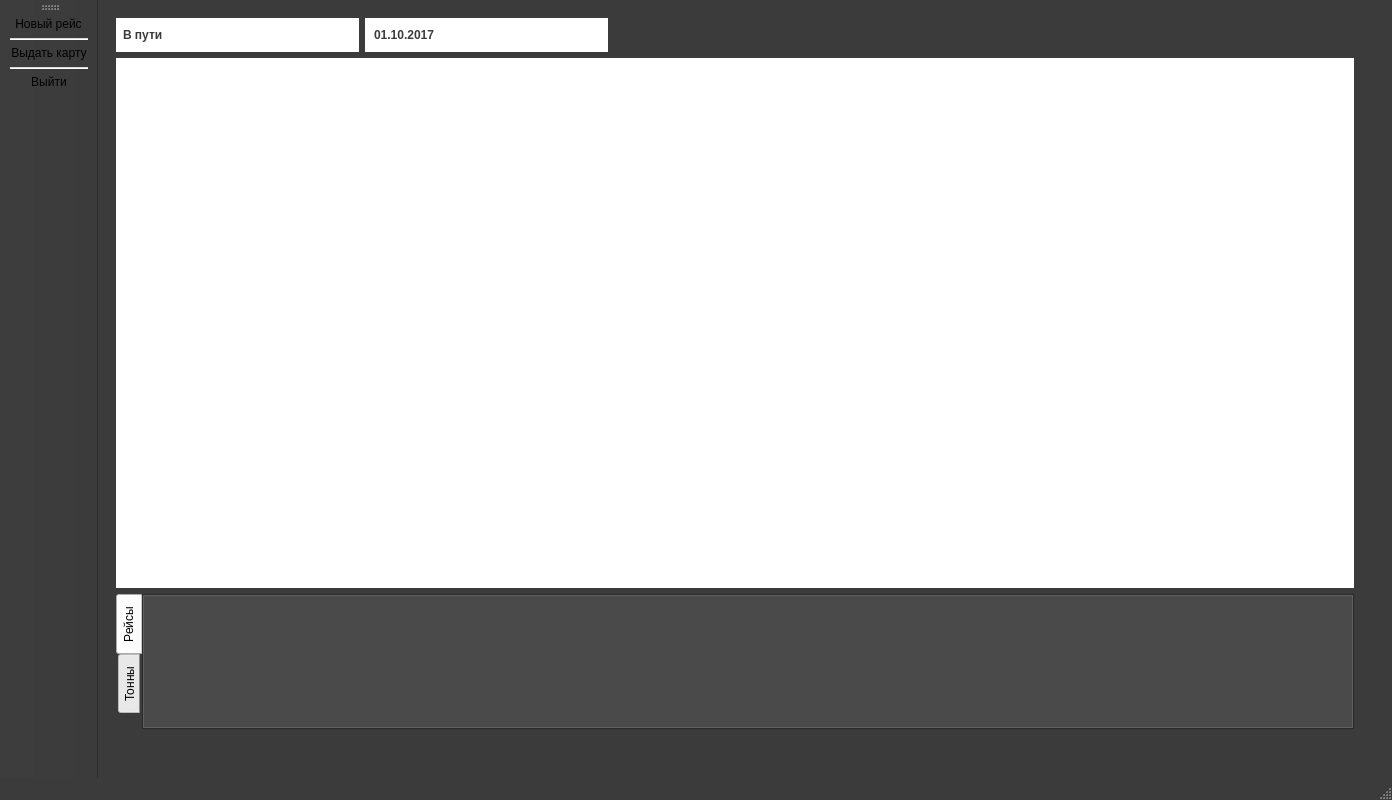
First picture: the form in uis/operator_gui.ui, repository krsnvss/beetstock, before the edit.
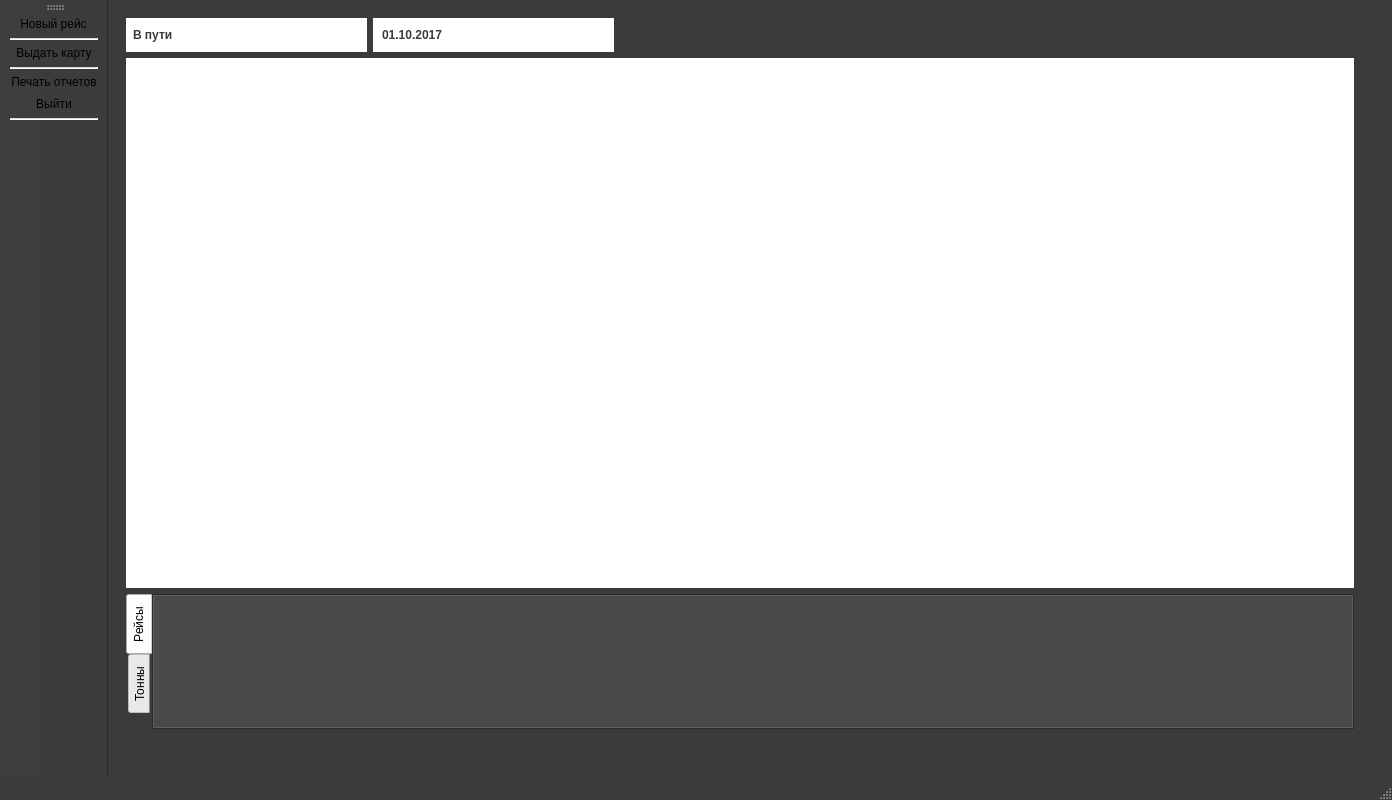
Second picture: the form after the edit. Icons and pictures are not drawn.

The edit to the form file:
```diff
--- a/uis/operator_gui.ui
+++ b/uis/operator_gui.ui
@@ -935,7 +935,9 @@
    <addaction name="separator"/>
    <addaction name="addCard"/>
    <addaction name="separator"/>
+   <addaction name="actionPrint"/>
    <addaction name="actionExit"/>
+   <addaction name="separator"/>
   </widget>
   <action name="addCard">
    <property name="icon">
@@ -1016,6 +1018,18 @@
     <string>Распечатать ТТН</string>
    </property>
   </action>
+  <action name="actionPrint">
+   <property name="icon">
+    <iconset>
+     <normaloff>../res/if_printer_white.png</normaloff>../res/if_printer_white.png</iconset>
+   </property>
+   <property name="text">
+    <string>Печать отчетов</string>
+   </property>
+   <property name="toolTip">
+    <string>Печать отчетов</string>
+   </property>
+  </action>
  </widget>
  <resources/>
  <connections/>
```
